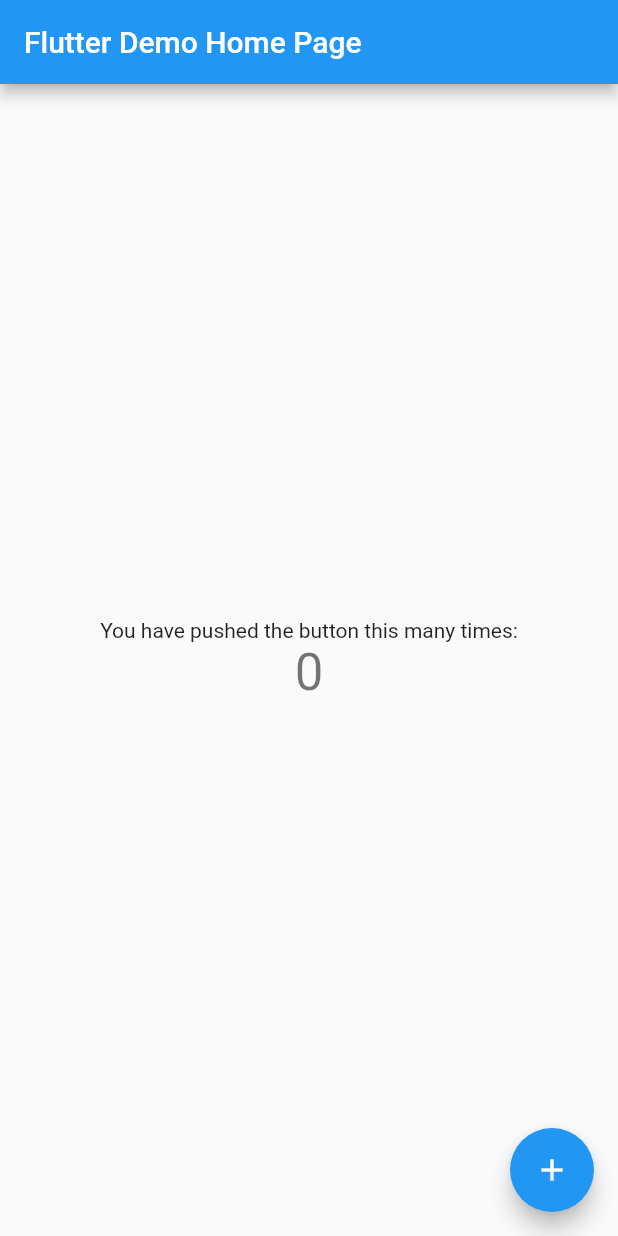
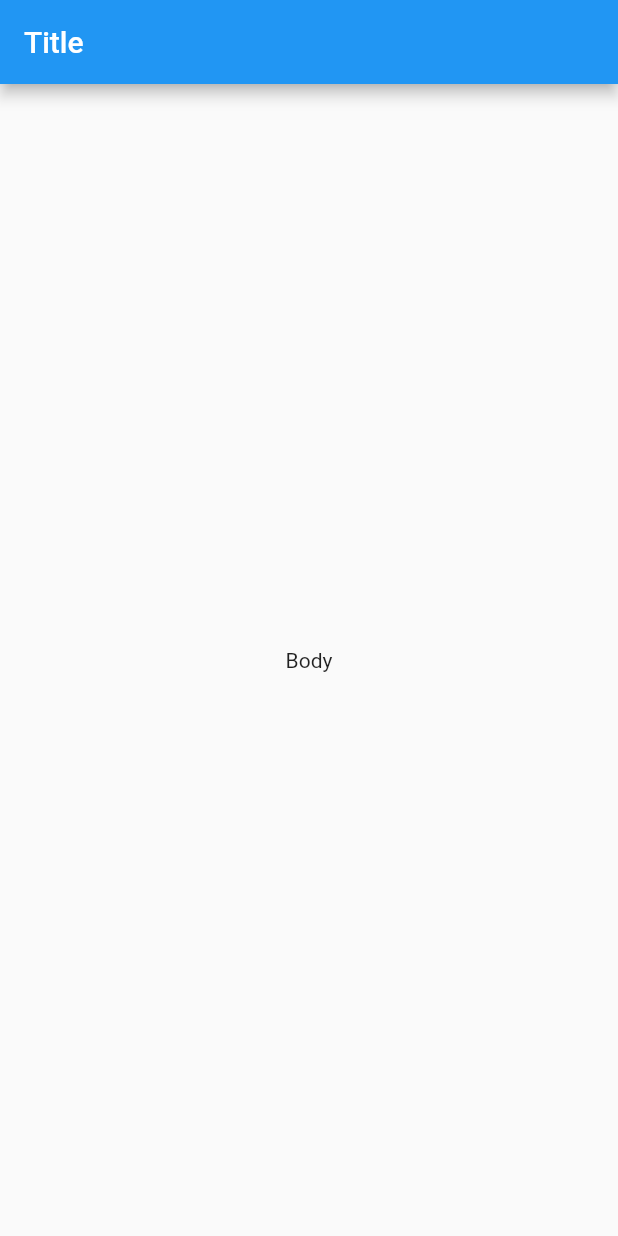
Before and after one commit to chandansgowda/safe_connect, a Flutter app: the screen it shows after launch, on a phone screen of 412 x 824 dp. Run offline on Flutter 3.47's test engine with Material 2 defaults, Android fonts, the phone set to English and light mode, and no system bars; our stand-ins replace firebase_core; accounts and stored records are empty.

Commit message:
Basic setup

```diff
--- a/lib/main.dart
+++ b/lib/main.dart
@@ -1,122 +1,17 @@
-import 'package:firebase_core/firebase_core.dart';
 import 'package:flutter/material.dart';
+import 'package:safe_connect/screens/home_screen.dart';
 
-import 'firebase_options.dart';
-
-void main() async{
-  WidgetsFlutterBinding.ensureInitialized();
-  await Firebase.initializeApp(
-    options: DefaultFirebaseOptions.currentPlatform,
-  );
-  runApp(const MyApp());
+void main(){
+  runApp(MyApp());
 }
 
 class MyApp extends StatelessWidget {
-  const MyApp({super.key});
+  const MyApp({Key? key}) : super(key: key);
 
-  // This widget is the root of your application.
   @override
   Widget build(BuildContext context) {
     return MaterialApp(
-      title: 'Flutter Demo',
-      theme: ThemeData(
-        // This is the theme of your application.
-        //
-        // Try running your application with "flutter run". You'll see the
-        // application has a blue toolbar. Then, without quitting the app, try
-        // changing the primarySwatch below to Colors.green and then invoke
-        // "hot reload" (press "r" in the console where you ran "flutter run",
-        // or simply save your changes to "hot reload" in a Flutter IDE).
-        // Notice that the counter didn't reset back to zero; the application
-        // is not restarted.
-        primarySwatch: Colors.blue,
-      ),
-      home: const MyHomePage(title: 'Flutter Demo Home Page'),
+      home: HomeScreen(),
     );
   }
 }
-
-class MyHomePage extends StatefulWidget {
-  const MyHomePage({super.key, required this.title});
-
-  // This widget is the home page of your application. It is stateful, meaning
-  // that it has a State object (defined below) that contains fields that affect
-  // how it looks.
-
-  // This class is the configuration for the state. It holds the values (in this
-  // case the title) provided by the parent (in this case the App widget) and
-  // used by the build method of the State. Fields in a Widget subclass are
-  // always marked "final".
-
-  final String title;
-
-  @override
-  State<MyHomePage> createState() => _MyHomePageState();
-}
-
-class _MyHomePageState extends State<MyHomePage> {
-  int _counter = 0;
-
-  void _incrementCounter() {
-    setState(() {
-      // This call to setState tells the Flutter framework that something has
-      // changed in this State, which causes it to rerun the build method below
-      // so that the display can reflect the updated values. If we changed
-      // _counter without calling setState(), then the build method would not be
-      // called again, and so nothing would appear to happen.
-      _counter++;
-    });
-  }
-
-  @override
-  Widget build(BuildContext context) {
-    // This method is rerun every time setState is called, for instance as done
-    // by the _incrementCounter method above.
-    //
-    // The Flutter framework has been optimized to make rerunning build methods
-    // fast, so that you can just rebuild anything that needs updating rather
-    // than having to individually change instances of widgets.
-    return Scaffold(
-      appBar: AppBar(
-        // Here we take the value from the MyHomePage object that was created by
-        // the App.build method, and use it to set our appbar title.
-        title: Text(widget.title),
-      ),
-      body: Center(
-        // Center is a layout widget. It takes a single child and positions it
-        // in the middle of the parent.
-        child: Column(
-          // Column is also a layout widget. It takes a list of children and
-          // arranges them vertically. By default, it sizes itself to fit its
-          // children horizontally, and tries to be as tall as its parent.
-          //
-          // Invoke "debug painting" (press "p" in the console, choose the
-          // "Toggle Debug Paint" action from the Flutter Inspector in Android
-          // Studio, or the "Toggle Debug Paint" command in Visual Studio Code)
-          // to see the wireframe for each widget.
-          //
-          // Column has various properties to control how it sizes itself and
-          // how it positions its children. Here we use mainAxisAlignment to
-          // center the children vertically; the main axis here is the vertical
-          // axis because Columns are vertical (the cross axis would be
-          // horizontal).
-          mainAxisAlignment: MainAxisAlignment.center,
-          children: <Widget>[
-            const Text(
-              'You have pushed the button this many times:',
-            ),
-            Text(
-              '$_counter',
-              style: Theme.of(context).textTheme.headline4,
-            ),
-          ],
-        ),
-      ),
-      floatingActionButton: FloatingActionButton(
-        onPressed: _incrementCounter,
-        tooltip: 'Increment',
-        child: const Icon(Icons.add),
-      ), // This trailing comma makes auto-formatting nicer for build methods.
-    );
-  }
-}
--- /dev/null
+++ b/lib/screens/home_screen.dart
@@ -0,0 +1,15 @@
+import 'package:flutter/material.dart';
+
+class HomeScreen extends StatelessWidget {
+  const HomeScreen({Key? key}) : super(key: key);
+
+  @override
+  Widget build(BuildContext context) {
+    return Scaffold(
+      appBar: AppBar(title: Text("Title"),),
+      body: Center(
+        child: Text("Body"),
+      )
+    );
+  }
+}
--- a/pubspec.yaml
+++ b/pubspec.yaml
@@ -37,6 +37,7 @@ dependencies:
   # Use with the CupertinoIcons class for iOS style icons.
   cupertino_icons: ^1.0.2
   firebase_core: ^2.8.0
+  provider: ^6.0.5
 
 dev_dependencies:
   flutter_test:
```
Also changed, not shown: lib/models/symptom.dart (added, +36 -0 lines), pubspec.lock.
